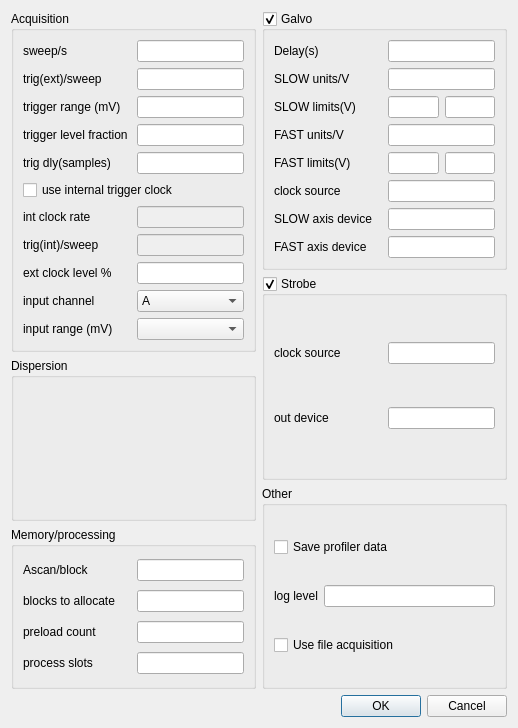
Old version of the form VtxEngineParamsDialog.ui in the repository djsperka/vortup.
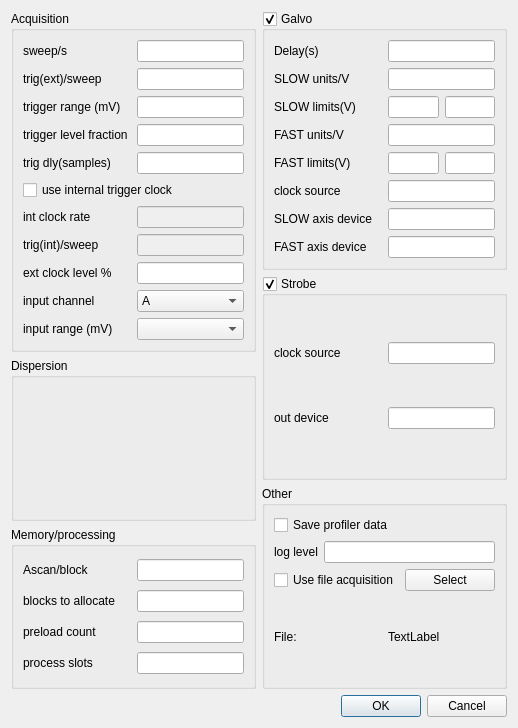
New version of the form. Custom widgets are drawn as their Qt base class.

Commit message: Add input_file to VtxEngineParams and dialog. File is used for testing, using FileAcquisition. Closes #41

Diff of the .ui file:
```diff
--- a/VtxEngineParamsDialog.ui
+++ b/VtxEngineParamsDialog.ui
@@ -530,11 +530,40 @@
            </layout>
           </item>
           <item>
-           <widget class="QCheckBox" name="cbFileAcquisition">
-            <property name="text">
-             <string>Use file acquisition</string>
-            </property>
-           </widget>
+           <layout class="QHBoxLayout" name="horizontalLayout_31">
+            <item>
+             <widget class="QCheckBox" name="cbFileAcquisition">
+              <property name="text">
+               <string>Use file acquisition</string>
+              </property>
+             </widget>
+            </item>
+            <item>
+             <widget class="QPushButton" name="pbSelectFile">
+              <property name="text">
+               <string>Select</string>
+              </property>
+             </widget>
+            </item>
+           </layout>
+          </item>
+          <item>
+           <layout class="QHBoxLayout" name="horizontalLayout_32">
+            <item>
+             <widget class="QLabel" name="label_14">
+              <property name="text">
+               <string>File:</string>
+              </property>
+             </widget>
+            </item>
+            <item>
+             <widget class="QLabel" name="labelFileName">
+              <property name="text">
+               <string>TextLabel</string>
+              </property>
+             </widget>
+            </item>
+           </layout>
           </item>
          </layout>
         </widget>
```
Left out of the diff: 16 changed lines with no effect on the pictures. The commit also changes 4 other files.
